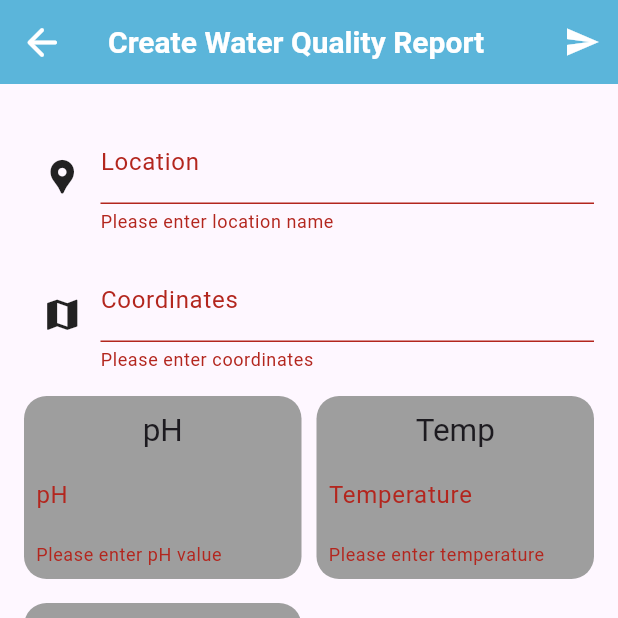
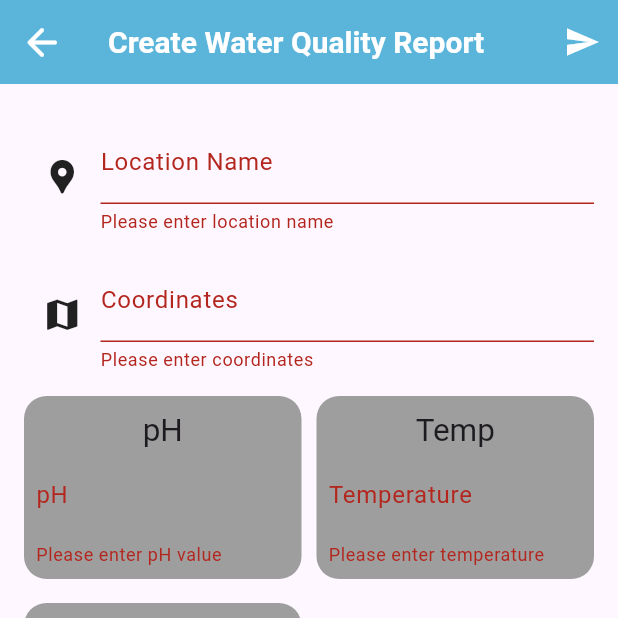
Before and after one commit to FEUP-LEIC-ES-2023-24/2LEIC03T3, a Flutter app: the WaterReportForm screen opened directly, after a tap on the "send" icon, on a phone screen of 412 x 824 dp, the top half of it. Run offline on Flutter 3.47's test engine with Material 3 defaults, Android fonts, the phone set to English and light mode, and no system bars; our stand-ins replace cloud_firestore, firebase_core, font_awesome_flutter, google_maps_flutter, location, sqflite; accounts and stored records are empty; Roboto replaces fonts that are missing (Poppins, Readex Pro).

Commit message:
fixed bug in report creation + added pitch

```diff
--- a/lib/screens/ReportCreation.dart
+++ b/lib/screens/ReportCreation.dart
@@ -145,7 +145,7 @@ class _WaterReportFormState extends State<WaterReportForm> {
           Expanded(
             child: TextFormField(
               key: Key('locationField'),
-              decoration: InputDecoration(labelText: 'Location'),
+              decoration: InputDecoration(labelText: 'Location Name'),
 
               onChanged: (value) {
                 setState(() {
@@ -217,7 +217,7 @@ class _WaterReportFormState extends State<WaterReportForm> {
                 return 'Please enter a valid number';
               }
               return null;
-            }),
+            }, TextInputType.numberWithOptions(decimal: true)),
           ),
           SizedBox(width: 10),
           Expanded(
@@ -233,7 +233,7 @@ class _WaterReportFormState extends State<WaterReportForm> {
                 return 'Please enter a valid number';
               }
               return null;
-            }),
+            }, TextInputType.numberWithOptions(decimal: true)),
           ),
         ],
       ),
@@ -255,7 +255,7 @@ class _WaterReportFormState extends State<WaterReportForm> {
                 return 'Please enter oxygen levels';
               }
               return null;
-            }),
+            }, TextInputType.text)
           ),
           SizedBox(width: 10),
           Expanded(
@@ -303,7 +303,7 @@ class _WaterReportFormState extends State<WaterReportForm> {
                 return 'Please enter total nitrogen';
               }
               return null;
-            }),
+            }, TextInputType.text),
           ),
         ],
       ),
@@ -325,7 +325,7 @@ class _WaterReportFormState extends State<WaterReportForm> {
                 return 'Please enter total phosphorus';
               }
               return null;
-            }),
+            }, TextInputType.text),
           ),
           SizedBox(width: 10),
           Expanded(
@@ -457,7 +457,7 @@ class _WaterReportFormState extends State<WaterReportForm> {
   );
 }
 
-  Widget _buildStatField(String title, String label, Function(String) onChanged, String? Function(String?)? validator) {
+  Widget _buildStatField(String title, String label, Function(String) onChanged, String? Function(String?)? validator, [TextInputType keyboardType = TextInputType.text]) {
     return Container(
       decoration: BoxDecoration(
         color: Colors.grey,
@@ -479,7 +479,7 @@ class _WaterReportFormState extends State<WaterReportForm> {
           TextFormField(
             key: Key('${label.toLowerCase()}Field'),
             decoration: InputDecoration(labelText: label, border: InputBorder.none),
-            keyboardType: TextInputType.numberWithOptions(decimal: true),
+            keyboardType: keyboardType,
             onChanged: onChanged,
             validator: validator,
           ),
@@ -487,6 +487,8 @@ class _WaterReportFormState extends State<WaterReportForm> {
       ),
     );
   }
+
+
 
   Widget _buildDropdownField(String label, List<String> items, Function(String?) onChanged, String? Function(String?)? validator) {
     return Container(
```
Also changed, not shown: READMEresources/pitch.png (added), 1 other file.
